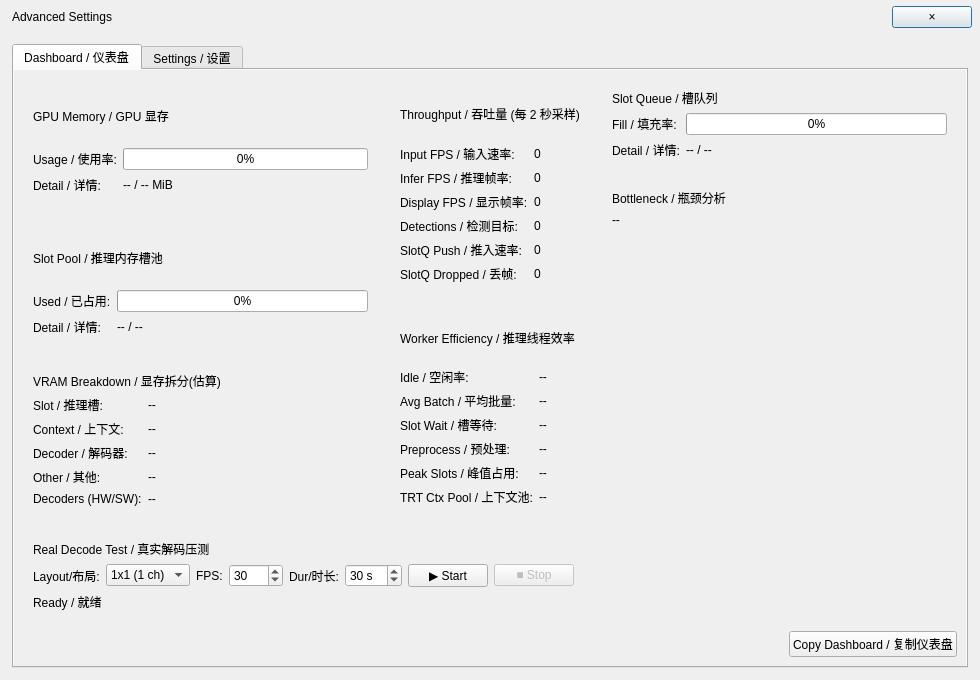
First picture: the form in src/widgets/AdvancedSettingsDialog.ui, repository QieShi09/CudaForge-YOLO, before the edit.
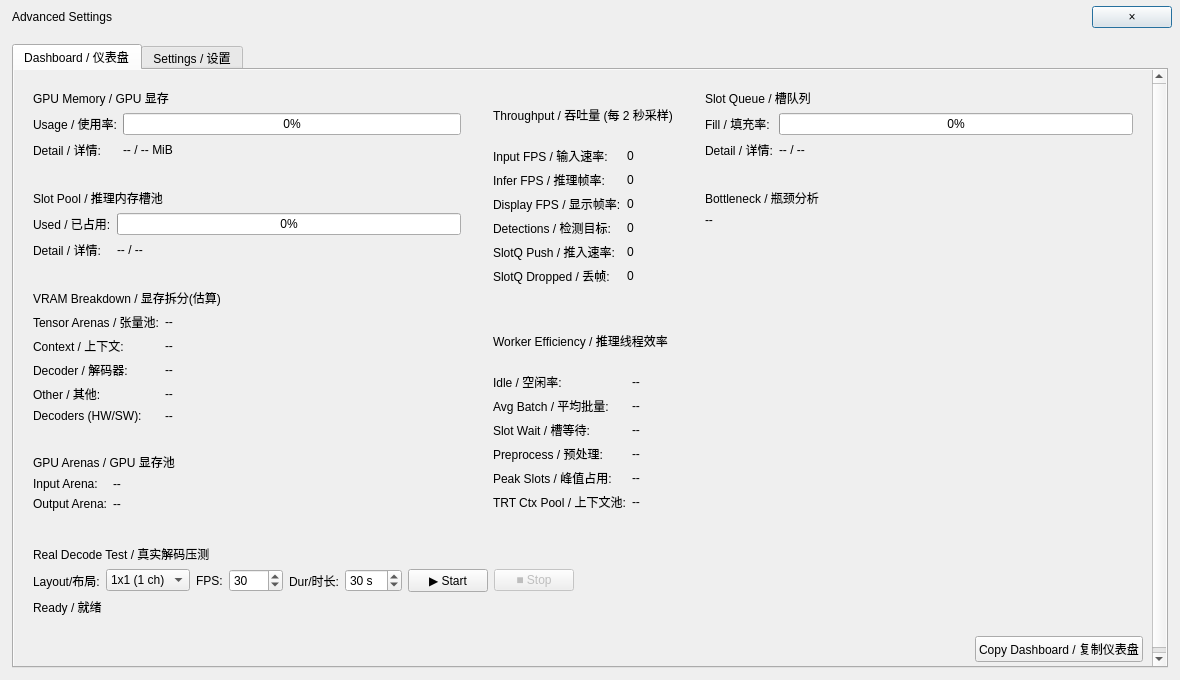
Second picture: the form after the edit.

Commit message: refactor(memory): slot/arena redesign with worst-fit & async; known bugs exist

Patch:
```diff
--- a/src/widgets/AdvancedSettingsDialog.ui
+++ b/src/widgets/AdvancedSettingsDialog.ui
@@ -6,7 +6,7 @@
    <rect>
     <x>0</x>
     <y>0</y>
-        <width>980</width>
+      <width>1180</width>
         <height>680</height>
    </rect>
   </property>
@@ -110,7 +110,7 @@
                                          <item><widget class="QLabel" name="titleVram"><property name="text"><string>VRAM Breakdown / 显存拆分(估算)</string></property><property name="role" stdset="0"><string>cardTitle</string></property></widget></item>
                                          <item>
                                             <layout class="QFormLayout" name="formVram">
-                                             <item row="0" column="0"><widget class="QLabel" name="txtVramSlot"><property name="text"><string>Slot / 推理槽:</string></property><property name="role" stdset="0"><string>rowTitle</string></property></widget></item>
+                                             <item row="0" column="0"><widget class="QLabel" name="txtVramSlot"><property name="text"><string>Tensor Arenas / 张量池:</string></property><property name="role" stdset="0"><string>rowTitle</string></property></widget></item>
                                              <item row="0" column="1"><widget class="QLabel" name="m_lblVramSlot"><property name="text"><string>--</string></property></widget></item>
                                              <item row="1" column="0"><widget class="QLabel" name="txtVramCtx"><property name="text"><string>Context / 上下文:</string></property><property name="role" stdset="0"><string>rowTitle</string></property></widget></item>
                                              <item row="1" column="1"><widget class="QLabel" name="m_lblVramCtx"><property name="text"><string>--</string></property></widget></item>
@@ -125,6 +125,26 @@
                                         </layout>
                                      </widget>
                                     </item>
+                                    <item>
+                                     <widget class="QWidget" name="cardArena" native="true">
+                                        <property name="card" stdset="0"><bool>true</bool></property>
+                                        <layout class="QVBoxLayout" name="vlCardArena">
+                                         <property name="leftMargin"><number>10</number></property>
+                                         <property name="topMargin"><number>10</number></property>
+                                         <property name="rightMargin"><number>10</number></property>
+                                         <property name="bottomMargin"><number>10</number></property>
+                                         <item><widget class="QLabel" name="titleArena"><property name="text"><string>GPU Arenas / GPU 显存池</string></property><property name="role" stdset="0"><string>cardTitle</string></property></widget></item>
+                                         <item>
+                                            <layout class="QFormLayout" name="formArena">
+                                             <item row="0" column="0"><widget class="QLabel" name="txtInputArena"><property name="text"><string>Input Arena:</string></property><property name="role" stdset="0"><string>rowTitle</string></property></widget></item>
+                                             <item row="0" column="1"><widget class="QLabel" name="m_lblInputArena"><property name="text"><string>--</string></property></widget></item>
+                                             <item row="1" column="0"><widget class="QLabel" name="txtOutputArena"><property name="text"><string>Output Arena:</string></property><property name="role" stdset="0"><string>rowTitle</string></property></widget></item>
+                                             <item row="1" column="1"><widget class="QLabel" name="m_lblOutputArena"><property name="text"><string>--</string></property></widget></item>
+                                            </layout>
+                                         </item>
+                                        </layout>
+                                     </widget>
+                                    </item>
                   <item><spacer name="leftSpacer"><property name="orientation"><enum>Qt::Vertical</enum></property><property name="sizeType"><enum>QSizePolicy::Fixed</enum></property><property name="sizeHint" stdset="0"><size><width>20</width><height>4</height></size></property></spacer></item>
                  </layout>
                 </item>
@@ -298,8 +318,8 @@
              <item><widget class="QLabel" name="titleParams"><property name="text"><string>Pipeline Parameters / 管线参数</string></property><property name="role" stdset="0"><string>cardTitle</string></property></widget></item>
              <item>
               <layout class="QFormLayout" name="formPipelineParams">
-               <item row="0" column="0"><widget class="QLabel" name="txtSlots"><property name="text"><string>Fixed Slots / 固定槽位:</string></property><property name="role" stdset="0"><string>rowTitle</string></property></widget></item>
-               <item row="0" column="1"><widget class="QSpinBox" name="m_spinSlots"><property name="minimum"><number>1</number></property><property name="maximum"><number>256</number></property><property name="value"><number>4</number></property></widget></item>
+               <item row="0" column="0"><widget class="QLabel" name="txtSlots"><property name="text"><string>Input Arena Frames / 输入池帧数:</string></property><property name="role" stdset="0"><string>rowTitle</string></property></widget></item>
+               <item row="0" column="1"><widget class="QSpinBox" name="m_spinSlots"><property name="minimum"><number>16</number></property><property name="maximum"><number>2000</number></property><property name="value"><number>200</number></property></widget></item>
                <item row="1" column="0"><widget class="QLabel" name="txtWorkers"><property name="text"><string>Worker Count / 推理线程:</string></property><property name="role" stdset="0"><string>rowTitle</string></property></widget></item>
                <item row="1" column="1"><widget class="QSpinBox" name="m_spinWorkerCount"><property name="minimum"><number>0</number></property><property name="maximum"><number>16</number></property><property name="specialValueText"><string>Auto / 自动</string></property><property name="value"><number>0</number></property></widget></item>
                <item row="2" column="0"><widget class="QLabel" name="txtStreams"><property name="text"><string>Parallel Infer / 并行推理数:</string></property><property name="role" stdset="0"><string>rowTitle</string></property></widget></item>
```
The commit also changes 56 other files.
